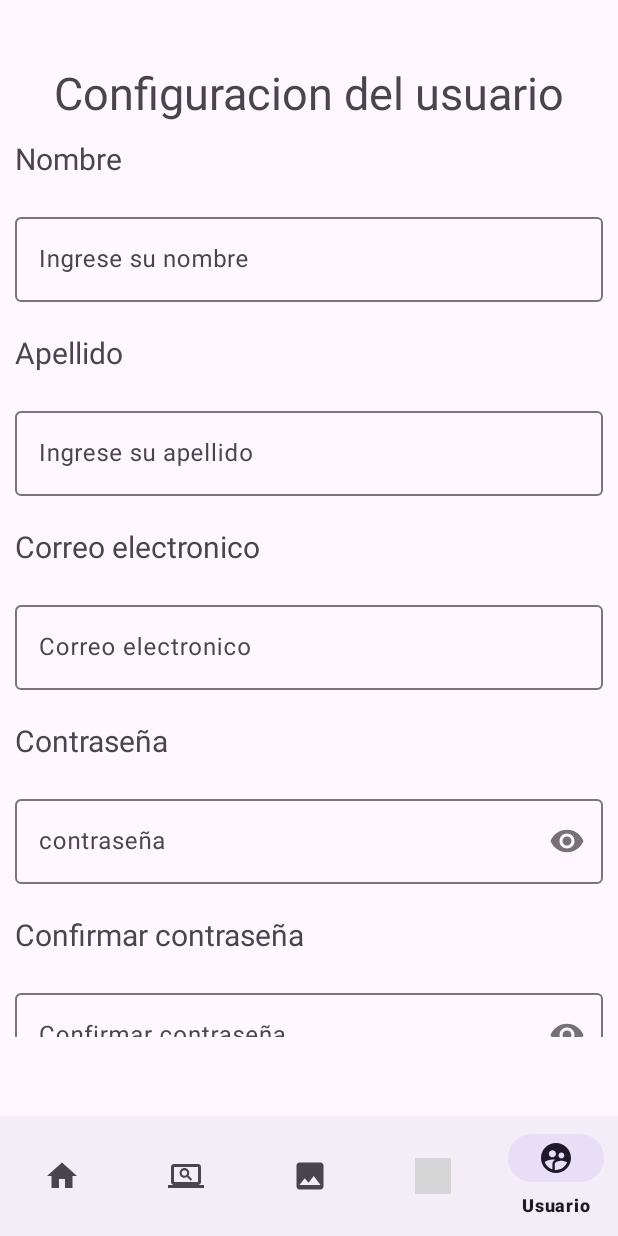
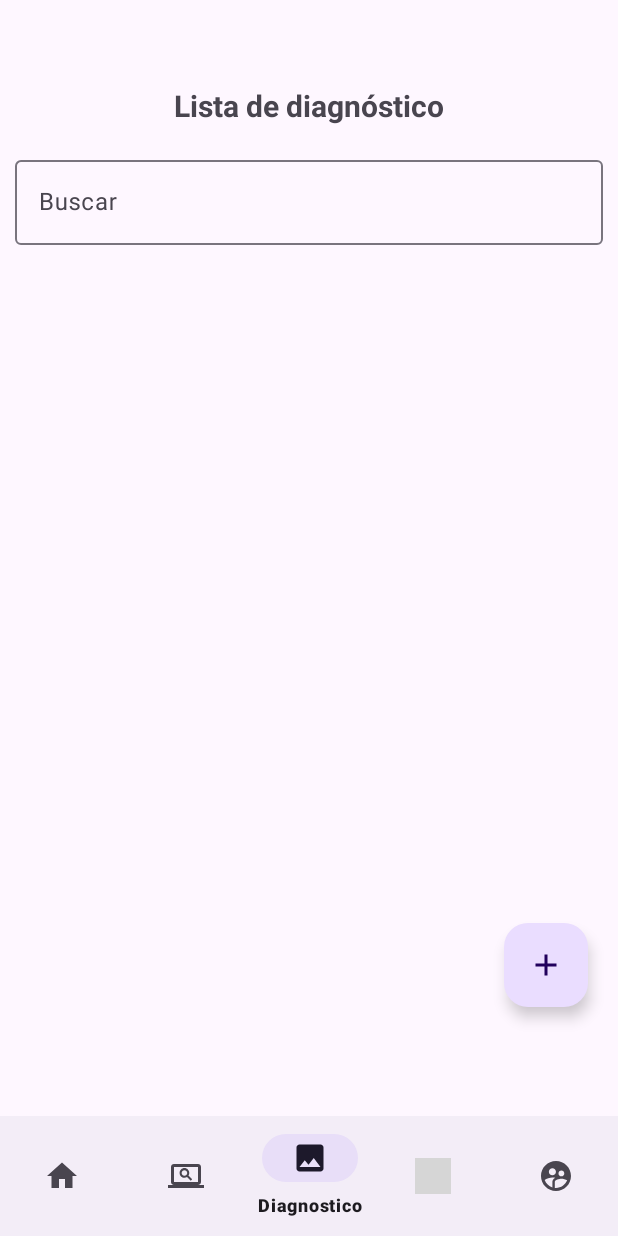
Before and after one commit to JuniorDLR/-Proyecto-Moviles-ServiceLog, an Android app: the FragmentConfiguracionUsuario screen opened through its navigation route, item 3 of the bottom bar chosen, on a phone screen of 412 x 824 dp. Run offline under Robolectric (Android 15) with nearby library versions, the phone set to English and light mode, and no system bars; our stand-ins replace Dagger/Hilt's generated code, navigation-ui; grey boxes are pictures that could not be loaded.

Commit message:
Pantallas de diagnostico y 3 iconos para los recyclerView

```diff
--- /dev/null
+++ b/app/src/main/java/com/example/servivelog/ui/view/FragmentDiagnostico.kt
@@ -0,0 +1,35 @@
+package com.example.servivelog.ui.view
+
+import android.os.Bundle
+import android.view.LayoutInflater
+import android.view.View
+import android.view.ViewGroup
+import androidx.fragment.app.Fragment
+
+import com.example.servivelog.databinding.FragmentDiagnosticoBinding
+
+
+class FragmentDiagnostico : Fragment() {
+    private lateinit var FragmentDiagnostico: FragmentDiagnosticoBinding
+
+
+    override fun onCreate(savedInstanceState: Bundle?) {
+        super.onCreate(savedInstanceState)
+        FragmentDiagnostico = FragmentDiagnosticoBinding.inflate(layoutInflater)
+
+
+
+
+    }
+
+    override fun onCreateView(
+        inflater: LayoutInflater, container: ViewGroup?,
+        savedInstanceState: Bundle?
+    ): View? {
+
+
+        return FragmentDiagnostico.root
+    }
+
+
+}
--- a/app/src/main/java/com/example/servivelog/ui/view/FragmentLogin.kt
+++ b/app/src/main/java/com/example/servivelog/ui/view/FragmentLogin.kt
@@ -15,7 +15,7 @@ import dagger.hilt.android.AndroidEntryPoint
 class FragmentLogin : Fragment() {
 
     private lateinit var loginBinding: FragmentLoginBinding
-    private lateinit var navigationView: BottomNavigationView
+
 
     override fun onCreate(savedInstanceState: Bundle?) {
         loginBinding = FragmentLoginBinding.inflate(layoutInflater)
--- a/app/src/main/java/com/example/servivelog/ui/view/FragmentMenu.kt
+++ b/app/src/main/java/com/example/servivelog/ui/view/FragmentMenu.kt
@@ -5,7 +5,6 @@ import android.view.LayoutInflater
 import android.view.View
 import android.view.ViewGroup
 import androidx.fragment.app.Fragment
-import com.example.servivelog.R
 import com.example.servivelog.databinding.FragmentMenuBinding
 
 
--- a/app/src/main/java/com/example/servivelog/ui/view/MainActivity.kt
+++ b/app/src/main/java/com/example/servivelog/ui/view/MainActivity.kt
@@ -1,5 +1,6 @@
 package com.example.servivelog.ui.view
 
+import android.content.Intent
 import androidx.appcompat.app.AppCompatActivity
 import android.os.Bundle
 import androidx.core.view.isVisible
@@ -25,6 +26,10 @@ class MainActivity : AppCompatActivity() {
         navController = Navigation.findNavController(this, R.id.fragmentContainerView)
         navView.setupWithNavController(navController)
 
+
+
         //navView.isVisible = false
     }
+
+
 }
--- /dev/null
+++ b/app/src/main/res/drawable/baseline_add_24.xml
@@ -0,0 +1,5 @@
+<vector android:height="24dp" android:tint="#000000"
+    android:viewportHeight="24" android:viewportWidth="24"
+    android:width="24dp" xmlns:android="http://schemas.android.com/apk/res/android">
+    <path android:fillColor="@android:color/white" android:pathData="M19,13h-6v6h-2v-6H5v-2h6V5h2v6h6v2z"/>
+</vector>
--- a/app/src/main/res/layout/fragment_configuracion_usuario.xml
+++ b/app/src/main/res/layout/fragment_configuracion_usuario.xml
@@ -38,7 +38,7 @@
                 android:layout_margin="10dp">
 
                 <com.google.android.material.textfield.TextInputEditText
-                    android:id="@+id/Nombre"
+                    android:id="@+id/etNombre"
                     android:layout_width="match_parent"
                     android:layout_height="wrap_content"
                     android:inputType="text"
@@ -59,7 +59,7 @@
                 android:layout_margin="10dp">
 
                 <com.google.android.material.textfield.TextInputEditText
-                    android:id="@+id/Apellido"
+                    android:id="@+id/etApellido"
                     android:layout_width="match_parent"
                     android:layout_height="wrap_content"
                     android:inputType="text"
@@ -80,7 +80,7 @@
                 android:layout_margin="10dp">
 
                 <com.google.android.material.textfield.TextInputEditText
-                    android:id="@+id/Correo"
+                    android:id="@+id/etCorreo"
                     android:layout_width="match_parent"
                     android:layout_height="wrap_content"
                     android:inputType="textEmailAddress"
@@ -102,7 +102,7 @@
                 app:passwordToggleEnabled="true">
 
                 <com.google.android.material.textfield.TextInputEditText
-                    android:id="@+id/Contraseña"
+                    android:id="@+id/etContraseña"
                     android:layout_width="match_parent"
                     android:layout_height="wrap_content"
                     android:inputType="textPassword"
@@ -125,7 +125,7 @@
                 app:passwordToggleEnabled="true">
 
                 <com.google.android.material.textfield.TextInputEditText
-                    android:id="@+id/Confirmacion"
+                    android:id="@+id/etConfirmacion"
                     android:layout_width="match_parent"
                     android:layout_height="wrap_content"
                     android:inputType="textPassword"
@@ -134,17 +134,19 @@
 
 
             <Button
-                android:id="@+id/button"
-                android:layout_width="300dp"
+                android:id="@+id/btnEditar"
+                android:layout_width="250dp"
                 android:layout_height="wrap_content"
                 android:layout_gravity="center"
+                android:textSize="20sp"
                 android:text="Editar" />
 
             <Button
-                android:id="@+id/button2"
-                android:layout_width="300dp"
+                android:id="@+id/btnEliminar"
+                android:layout_width="250dp"
                 android:layout_height="wrap_content"
                 android:layout_gravity="center"
+                android:textSize="20sp"
                 android:text="Eliminar" />
 
 
--- /dev/null
+++ b/app/src/main/res/layout/fragment_diagnostico.xml
@@ -0,0 +1,66 @@
+<?xml version="1.0" encoding="utf-8"?>
+<RelativeLayout xmlns:android="http://schemas.android.com/apk/res/android"
+    android:layout_width="match_parent"
+    android:layout_height="match_parent">
+
+
+    <!-- Botón flotante -->
+    <TextView
+        android:id="@+id/diagnostic_list_textview"
+        android:layout_width="wrap_content"
+        android:layout_height="wrap_content"
+        android:layout_centerHorizontal="true"
+        android:layout_marginTop="15dp"
+        android:text="Lista de diagnóstico"
+        android:textSize="20sp"
+        android:textStyle="bold" />
+
+    <com.google.android.material.floatingactionbutton.FloatingActionButton
+        android:id="@+id/btnAgregarDiagnostico"
+        android:layout_width="wrap_content"
+        android:layout_height="wrap_content"
+        android:layout_alignParentEnd="true"
+        android:layout_alignParentBottom="true"
+        android:layout_marginTop="10dp"
+        android:layout_marginEnd="20dp"
+        android:layout_marginBottom="20dp"
+        android:src="@drawable/baseline_add_24"/>
+
+    <!-- EditText y botón de búsqueda -->
+    <LinearLayout
+        android:id="@+id/search_layout"
+        android:layout_width="match_parent"
+        android:layout_height="wrap_content"
+        android:layout_marginTop="60dp"
+        android:orientation="horizontal">
+
+        <com.google.android.material.textfield.TextInputLayout
+            android:layout_width="match_parent"
+            android:layout_height="wrap_content">
+
+            <com.google.android.material.textfield.TextInputEditText
+                android:id="@+id/etBuscar"
+                android:layout_width="match_parent"
+                android:layout_height="wrap_content"
+                android:layout_margin="10dp"
+                android:hint="Buscar">
+
+
+            </com.google.android.material.textfield.TextInputEditText>
+        </com.google.android.material.textfield.TextInputLayout>
+
+
+    </LinearLayout>
+
+
+    <androidx.recyclerview.widget.RecyclerView
+        android:id="@+id/diagnostic_recyclerview"
+        android:layout_width="match_parent"
+        android:layout_height="match_parent"
+        android:layout_below="@id/search_layout"
+        android:layout_marginStart="10dp"
+        android:layout_marginTop="10dp"
+        android:layout_marginEnd="10dp"
+        android:layout_above="@id/btnAgregarDiagnostico"/>
+
+</RelativeLayout>
--- a/app/src/main/res/layout/laboratory_item.xml
+++ b/app/src/main/res/layout/laboratory_item.xml
@@ -30,7 +30,10 @@
                 android:layout_alignParentStart="true"
                 android:layout_centerVertical="true"
                 android:layout_gravity="center"
-                android:layout_margin="10dp"
+                android:layout_marginStart="10dp"
+                android:layout_marginTop="10dp"
+                android:layout_marginEnd="10dp"
+                android:layout_marginBottom="10dp"
                 app:srcCompat="@drawable/computer_icon" />
 
             <LinearLayout
--- a/app/src/main/res/navigation/nav_grahp.xml
+++ b/app/src/main/res/navigation/nav_grahp.xml
@@ -25,4 +25,19 @@
         android:name="com.example.servivelog.ui.view.FragmentConfiguracionUsuario"
         android:label="fragment_configuracion_usuario"
         tools:layout="@layout/fragment_configuracion_usuario" />
+    <fragment
+        android:id="@+id/fragmentDiagnostico"
+        android:name="com.example.servivelog.ui.view.FragmentDiagnostico"
+        android:label="fragment_diagnostico"
+        tools:layout="@layout/fragment_diagnostico" />
+    <fragment
+        android:id="@+id/fragmentEditarDiagnostico"
+        android:name="com.example.servivelog.ui.view.FragmentEditarDiagnostico"
+        android:label="fragment_editar_diagnostico"
+        tools:layout="@layout/fragment_editar_diagnostico" />
+    <fragment
+        android:id="@+id/fragmentAgregarDiagnostico"
+        android:name="com.example.servivelog.ui.view.FragmentAgregarDiagnostico"
+        android:label="fragment_agregar_diagnostico"
+        tools:layout="@layout/fragment_agregar_diagnostico" />
 </navigation>
```
Also changed, not shown: app/src/main/AndroidManifest.xml (+5 -2 lines), app/src/main/java/com/example/servivelog/ui/view/FragmentAgregarDiagnostico.kt (added, +29 -0 lines), app/src/main/java/com/example/servivelog/ui/view/FragmentEditarDiagnostico.kt (added, +29 -0 lines), app/src/main/res/layout/fragment_agregar_diagnostico.xml (added, +144 -0 lines), app/src/main/res/layout/fragment_editar_diagnostico.xml (added, +147 -0 lines), app/src/main/res/layout/fragment_menu.xml (+0 -14 lines), app/src/main/res/drawable/diagnostico.png (added), app/src/main/res/drawable/laboratorio.png (added), app/src/main/res/drawable/mantenimiento.png (added).
